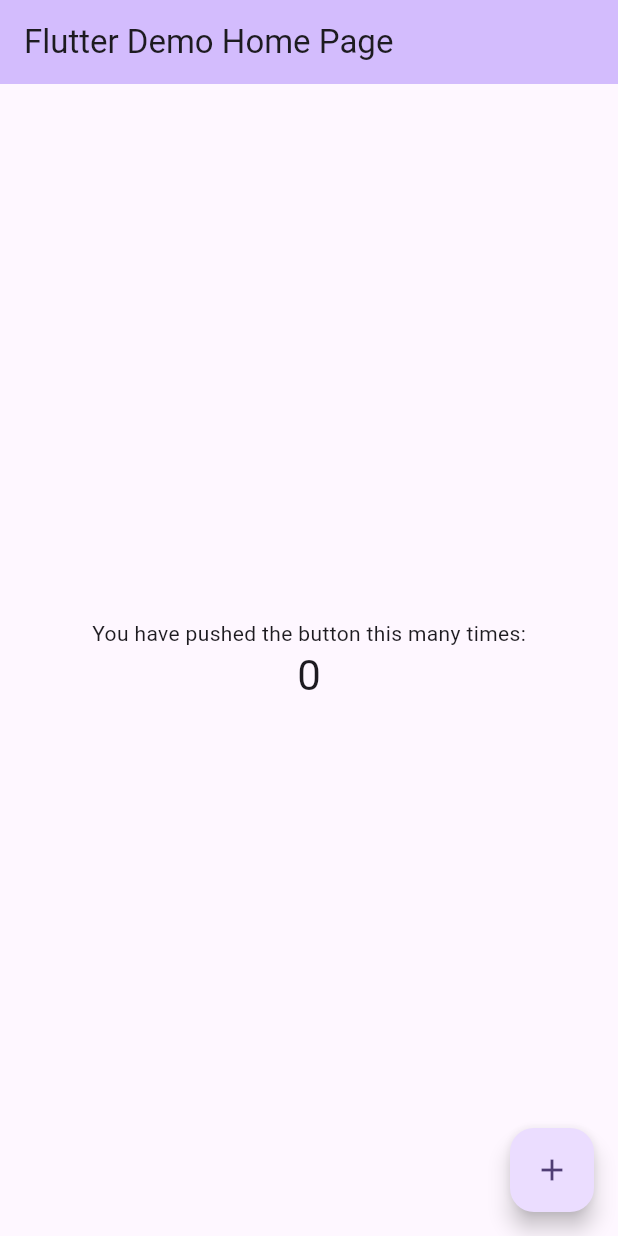
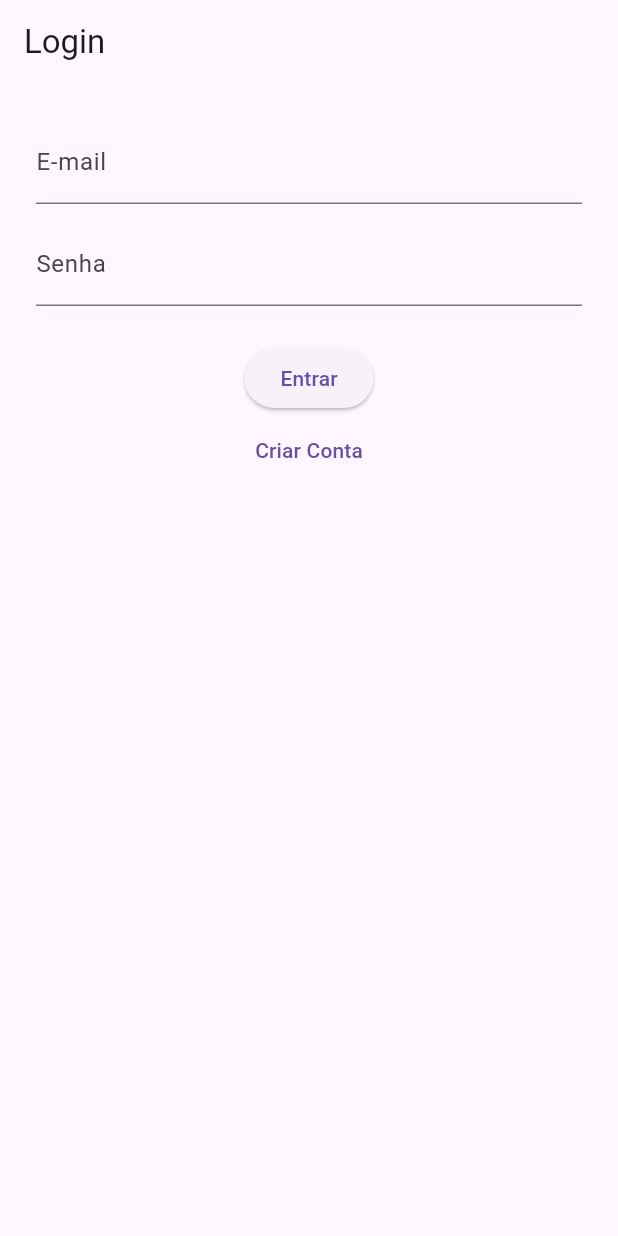
Before and after one commit to ReiBastega/CCC_LabEngSoft_Eduardo_Colet_SpendControllApp, a Flutter app: the screen it shows after launch, on a phone screen of 412 x 824 dp. Run offline on Flutter 3.47's test engine with Material 3 defaults, Android fonts, the phone set to English and light mode, and no system bars.

Commit message:
Files div

```diff
--- a/spend_controll/lib/main.dart
+++ b/spend_controll/lib/main.dart
@@ -1,4 +1,5 @@
 import 'package:flutter/material.dart';
+import 'views/login_page.dart';
 
 void main() {
   runApp(const MyApp());
@@ -7,119 +8,14 @@
 class MyApp extends StatelessWidget {
   const MyApp({super.key});
 
-  // This widget is the root of your application.
   @override
   Widget build(BuildContext context) {
     return MaterialApp(
-      title: 'Flutter Demo',
+      title: 'Controle de Gastos e Ganhos',
       theme: ThemeData(
-        // This is the theme of your application.
-        //
-        // TRY THIS: Try running your application with "flutter run". You'll see
-        // the application has a purple toolbar. Then, without quitting the app,
-        // try changing the seedColor in the colorScheme below to Colors.green
-        // and then invoke "hot reload" (save your changes or press the "hot
-        // reload" button in a Flutter-supported IDE, or press "r" if you used
-        // the command line to start the app).
-        //
-        // Notice that the counter didn't reset back to zero; the application
-        // state is not lost during the reload. To reset the state, use hot
-        // restart instead.
-        //
-        // This works for code too, not just values: Most code changes can be
-        // tested with just a hot reload.
-        colorScheme: ColorScheme.fromSeed(seedColor: Colors.deepPurple),
-        useMaterial3: true,
+        primarySwatch: Colors.blue,
       ),
-      home: const MyHomePage(title: 'Flutter Demo Home Page'),
+      home: LoginPage(),
     );
   }
 }
-
-class MyHomePage extends StatefulWidget {
-  const MyHomePage({super.key, required this.title});
-
-  // This widget is the home page of your application. It is stateful, meaning
-  // that it has a State object (defined below) that contains fields that affect
-  // how it looks.
-
-  // This class is the configuration for the state. It holds the values (in this
-  // case the title) provided by the parent (in this case the App widget) and
-  // used by the build method of the State. Fields in a Widget subclass are
-  // always marked "final".
-
-  final String title;
-
-  @override
-  State<MyHomePage> createState() => _MyHomePageState();
-}
-
-class _MyHomePageState extends State<MyHomePage> {
-  int _counter = 0;
-
-  void _incrementCounter() {
-    setState(() {
-      // This call to setState tells the Flutter framework that something has
-      // changed in this State, which causes it to rerun the build method below
-      // so that the display can reflect the updated values. If we changed
-      // _counter without calling setState(), then the build method would not be
-      // called again, and so nothing would appear to happen.
-      _counter++;
-    });
-  }
-
-  @override
-  Widget build(BuildContext context) {
-    // This method is rerun every time setState is called, for instance as done
-    // by the _incrementCounter method above.
-    //
-    // The Flutter framework has been optimized to make rerunning build methods
-    // fast, so that you can just rebuild anything that needs updating rather
-    // than having to individually change instances of widgets.
-    return Scaffold(
-      appBar: AppBar(
-        // TRY THIS: Try changing the color here to a specific color (to
-        // Colors.amber, perhaps?) and trigger a hot reload to see the AppBar
-        // change color while the other colors stay the same.
-        backgroundColor: Theme.of(context).colorScheme.inversePrimary,
-        // Here we take the value from the MyHomePage object that was created by
-        // the App.build method, and use it to set our appbar title.
-        title: Text(widget.title),
-      ),
-      body: Center(
-        // Center is a layout widget. It takes a single child and positions it
-        // in the middle of the parent.
-        child: Column(
-          // Column is also a layout widget. It takes a list of children and
-          // arranges them vertically. By default, it sizes itself to fit its
-          // children horizontally, and tries to be as tall as its parent.
-          //
-          // Column has various properties to control how it sizes itself and
-          // how it positions its children. Here we use mainAxisAlignment to
-          // center the children vertically; the main axis here is the vertical
-          // axis because Columns are vertical (the cross axis would be
-          // horizontal).
-          //
-          // TRY THIS: Invoke "debug painting" (choose the "Toggle Debug Paint"
-          // action in the IDE, or press "p" in the console), to see the
-          // wireframe for each widget.
-          mainAxisAlignment: MainAxisAlignment.center,
-          children: <Widget>[
-            const Text(
-              'You have pushed the button this many times:',
-            ),
-            Text(
-              '$_counter',
-              style: Theme.of(context).textTheme.headlineMedium,
-            ),
-          ],
-        ),
-      ),
-      floatingActionButton: FloatingActionButton(
-        onPressed: _incrementCounter,
-        tooltip: 'Increment',
-        child: const Icon(Icons.add),
-      ), // This trailing comma makes auto-formatting nicer for build methods.
-    );
-  }
-}
--- /dev/null
+++ b/spend_controll/lib/views/login_page.dart
@@ -0,0 +1,45 @@
+import 'package:flutter/material.dart';
+
+class LoginPage extends StatelessWidget {
+  final TextEditingController emailController = TextEditingController();
+  final TextEditingController senhaController = TextEditingController();
+
+  LoginPage({super.key});
+
+  @override
+  Widget build(BuildContext context) {
+    return Scaffold(
+      appBar: AppBar(title: const Text('Login')),
+      body: Padding(
+        padding: const EdgeInsets.all(24),
+        child: Column(
+          children: [
+            TextField(
+              controller: emailController,
+              decoration: const InputDecoration(labelText: 'E-mail'),
+            ),
+            const SizedBox(height: 12),
+            TextField(
+              controller: senhaController,
+              decoration: const InputDecoration(labelText: 'Senha'),
+              obscureText: true,
+            ),
+            const SizedBox(height: 24),
+            ElevatedButton(
+              onPressed: () {
+                Navigator.pushReplacementNamed(context, '/home');
+              },
+              child: const Text('Entrar'),
+            ),
+            TextButton(
+              onPressed: () {
+                Navigator.pushNamed(context, '/register');
+              },
+              child: const Text('Criar Conta'),
+            ),
+          ],
+        ),
+      ),
+    );
+  }
+}
```
